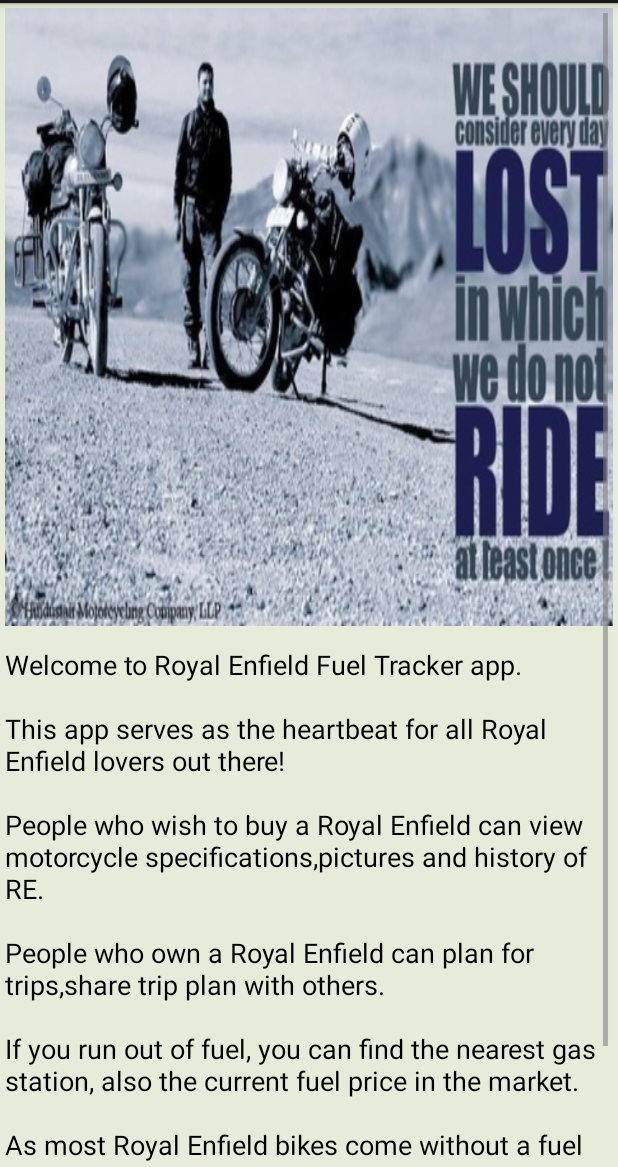
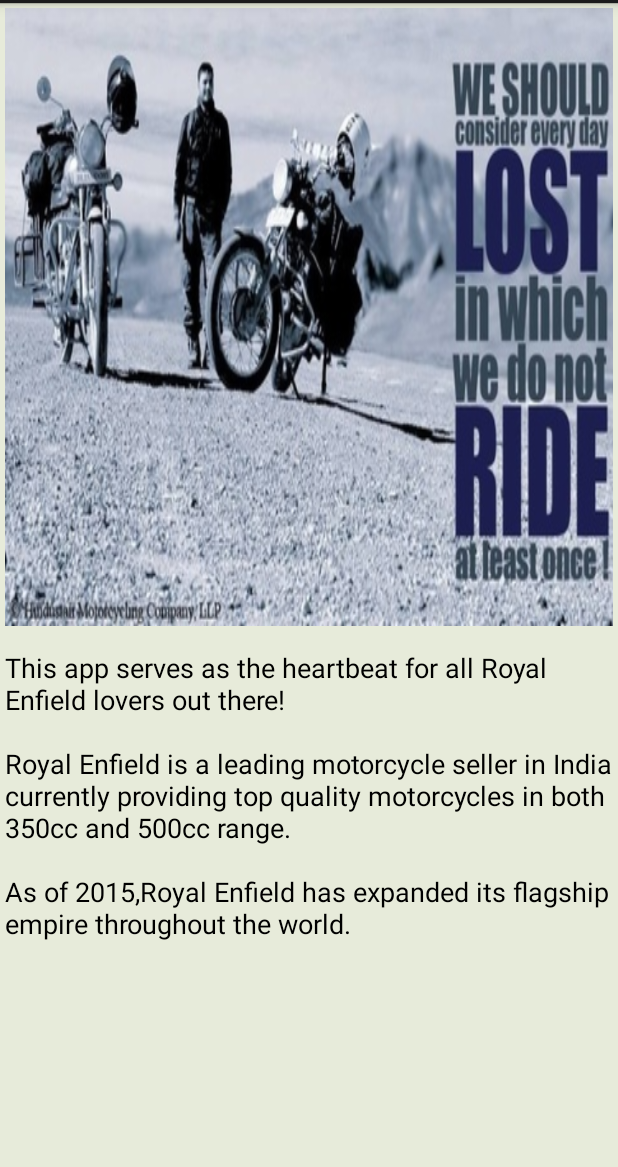
Before and after one commit to sairam1592/RoyalEnfieldFT, an Android app: the fragment AboutFragment shown on its own in the app's theme, on a phone screen of 412 x 824 dp, the part 69-1236 px from its top. Run offline under Robolectric (Android 15) with nearby library versions, the phone set to English and light mode, and no system bars.

Commit message:
UI tweaked and made more friendlier
About fragment changed totally. Minor alignment adjustments made. Clear
all trip details code added in ViewMyTrips class.

```diff
--- a/app/build.gradle
+++ b/app/build.gradle
@@ -8,8 +8,8 @@
         applicationId "com.reft.admin.royalenfield"
         minSdkVersion 14
         targetSdkVersion 21
-        versionCode 2
-        versionName "1.1"
+        versionCode 4
+        versionName "1.3"
     }
     buildTypes {
         release {
--- a/app/src/main/java/com/reft/admin/royalenfield/fragments/AboutFragment.java
+++ b/app/src/main/java/com/reft/admin/royalenfield/fragments/AboutFragment.java
@@ -6,6 +6,7 @@
 
 import android.app.Fragment;
 import android.content.res.TypedArray;
+import android.graphics.Color;
 import android.graphics.Point;
 import android.os.Bundle;
 import android.os.Handler;
@@ -21,6 +22,8 @@
 
 import com.reft.admin.royalenfield.R;
 
+import org.w3c.dom.Text;
+
 
 public class AboutFragment extends Fragment {
 
@@ -29,11 +32,11 @@
 
     Handler handler;
     Runnable runnable;
-    TextView about;
-    ViewFlipper flipper;
+    ViewFlipper flipper1, flipper2;
     TypedArray bikeApp;
     ScreenResolution screenRes;
-    RelativeLayout.LayoutParams params;
+    RelativeLayout.LayoutParams params1, params2;
+    String[] message;
 
 
     @Override
@@ -41,28 +44,48 @@
                              Bundle savedInstanceState) {
         screenRes = deviceDimensions();
         //Log.i("Height width", "Width:" + screenRes.width + "Height:" + screenRes.height);
-        params = new RelativeLayout.LayoutParams(screenRes.width, screenRes.height / 2);
-
+        params1 = new RelativeLayout.LayoutParams(screenRes.width, screenRes.height / 2);
+        params2 = new RelativeLayout.LayoutParams(screenRes.width, 500);
         View rootView = inflater.inflate(R.layout.fragment_about, container, false);
-        about = (TextView) rootView.findViewById(R.id.textView_abt);
-        flipper = (ViewFlipper) rootView.findViewById(R.id.flipper1);
+        message = getResources().getStringArray(R.array.textMessage);
+        flipper1 = (ViewFlipper) rootView.findViewById(R.id.flipper1);
+        flipper2 = (ViewFlipper) rootView.findViewById(R.id.flipper2);
         bikeApp = getResources().obtainTypedArray(R.array.AppOpen);
         System.out.println(bikeApp.length());
         timer1();
+        timer2();
         runnable = new Runnable() {
 
             public void run() {
-                handler.postDelayed(runnable, 3000);
-                flipper.showNext();
+                handler.postDelayed(runnable, 4000);
+                flipper1.showNext();
+                flipper2.showNext();
             }
         };
         handler = new Handler();
         handler.postDelayed(runnable, 500);
 
-        setTextView();
         return rootView;
     }
 
+
+    public void timer2() {
+        for (int i = 0; i < message.length; i++) {
+            setFlipperText(message[i]);
+        }
+    }
+
+    public void setFlipperText(String abtMsg) {
+        TextView msg = new TextView(getActivity());
+        params2.addRule(RelativeLayout.CENTER_IN_PARENT);
+        params2.addRule(RelativeLayout.CENTER_HORIZONTAL);
+        msg.setLayoutParams(params2);
+        msg.setTextSize(18);
+        msg.setTextColor(Color.BLUE);
+        msg.setTextAppearance(getActivity(), android.R.style.TextAppearance_Medium);
+        msg.setText(abtMsg);
+        flipper2.addView(msg);
+    }
 
     public void timer1() {
         for (int i = 0; i < bikeApp.length(); i++) {
@@ -73,25 +96,12 @@
     private void setFlipperImage(int res) {
         //Log.i("Set Filpper Called", res + "");
         ImageView image = new ImageView(getActivity());
-        params.addRule(RelativeLayout.CENTER_IN_PARENT);
-        params.addRule(RelativeLayout.CENTER_HORIZONTAL);
+        params1.addRule(RelativeLayout.CENTER_IN_PARENT);
+        params1.addRule(RelativeLayout.CENTER_HORIZONTAL);
         image.setScaleType(ImageView.ScaleType.CENTER);
-        image.setLayoutParams(params);
+        image.setLayoutParams(params1);
         image.setBackgroundResource(res);
-        flipper.addView(image);
-    }
-
-    public void setTextView() {
-        StringBuilder sb = new StringBuilder();
-        sb.append("Welcome to Royal Enfield Fuel Tracker app.\n");
-        sb.append("\nThis app serves as the heartbeat for all Royal Enfield lovers out there!\n");
-        sb.append("\nPeople who wish to buy a Royal Enfield can view motorcycle specifications,pictures and history of RE.\n");
-        sb.append("\nPeople who own a Royal Enfield can plan for trips,share trip plan with others.\n");
-        sb.append("\nIf you run out of fuel, you can find the nearest gas station, also the current fuel price in the market.\n");
-        sb.append("\nAs most Royal Enfield bikes come without a fuel indicator, the important feature in this app is to compute the amount of fuel required to travel.\n");
-        sb.append("\nHappy Riding! Thump it up...");
-        //sb.append("\n\nNote: This is not the official Android app of RoyalEnfield (Eicher Motors).\n");
-        about.setText(sb.toString());
+        flipper1.addView(image);
     }
 
     private class ScreenResolution {
--- a/app/src/main/res/layout/fragment_about.xml
+++ b/app/src/main/res/layout/fragment_about.xml
@@ -1,15 +1,16 @@
 <?xml version="1.0" encoding="utf-8"?>
 <ScrollView xmlns:android="http://schemas.android.com/apk/res/android"
     android:layout_width="fill_parent"
-    android:layout_height="wrap_content"
+    android:layout_height="fill_parent"
+    android:background="#E7EBDA"
     android:fillViewport="false"
     android:orientation="vertical"
-    android:padding="3dp"
-    android:background="#E7EBDA">
+    android:padding="3dp">
 
     <RelativeLayout xmlns:android="http://schemas.android.com/apk/res/android"
         android:layout_width="match_parent"
         android:layout_height="match_parent"
+        android:background="#E7EBDA"
         android:orientation="vertical">
 
 
@@ -21,14 +22,16 @@
             android:inAnimation="@anim/slide_in_right"
             android:outAnimation="@anim/slide_out_left"></ViewFlipper>
 
-        <TextView
-            android:id="@+id/textView_abt"
+        <ViewFlipper
+            android:id="@+id/flipper2"
             android:layout_width="fill_parent"
             android:layout_height="wrap_content"
             android:layout_below="@+id/flipper1"
-            android:layout_marginTop="13dp"
-            android:text="@string/sample_text"
-            android:textAppearance="?android:attr/textAppearanceMedium" />
+            android:layout_marginTop="15dp"
+            android:flipInterval="3000"
+            android:inAnimation="@anim/slide_in_right"
+            android:outAnimation="@anim/slide_out_left"></ViewFlipper>
+
 
     </RelativeLayout>
 </ScrollView>
--- a/app/src/main/res/layout/tab_frag_tofrom.xml
+++ b/app/src/main/res/layout/tab_frag_tofrom.xml
@@ -18,7 +18,7 @@
             android:layout_height="90dp"
             android:layout_alignParentTop="true"
             android:scaleType="centerInside"
-            android:src="@drawable/maps" />
+            android:src="@drawable/bike_logo" />
 
 
         <RelativeLayout
--- a/app/src/main/res/values/strings.xml
+++ b/app/src/main/res/values/strings.xml
@@ -49,10 +49,11 @@
     <string name="action_example">Ex action</string>
     <string name="action_fuelprice">Check Fuel Price</string>
     <string name="action_tell">Tell A Friend</string>
-    <string name="action_dev">Dev Details</string>
+    <string name="action_dev">App Info</string>
     <string name="action_settings">Settings</string>
     <string name="action_back">Back</string>
     <string name="action_share">Share</string>
+    <string name="action_clear">Clear All</string>
 
     <string-array name="bikeName">
         <item>Standard Bullet 350</item>
@@ -291,4 +292,16 @@
         <item>Price: 2.09 lakh(Approx.)</item>
     </array>
 
+
+    <string-array name="textMessage">
+        <item>Welcome to Royal Enfield Fuel Tracker app.\nThis app provides basic information about \n\n * Royal Enfields rich history\n\n * Motorcycle collections\n\n * Motorcycle specifications\n\nfor users information...</item>
+        <item>This app serves as the heartbeat for all Royal Enfield lovers out there!\n\nRoyal Enfield is a leading motorcycle seller in India currently providing top quality motorcycles in both 350cc and 500cc range.\n\nAs of 2015,Royal Enfield has expanded its flagship empire throughout the world.</item>
+        <item>People who wish to buy a Royal Enfield can \n\n * View exquisite motorcycle available with Royal Enfield\n\n * Check out each motorcycles in different angles\n\n * Individual Motorcycle specifications</item>
+        <item>People who own a Royal Enfield can \n\n * Plan for trips\n\n * Share trip plan with mates\n\n * View directions of their trip in Google Maps.</item>
+        <item>If you run out of fuel, you can \n\n * Find the nearest gas station\n\n * Also get to know updated fuel price in the market.</item>
+        <item>As most Royal Enfield bikes come without a fuel indicator, the important feature in this app is to compute the amount of fuel required to travel\n\nFor every Royal Enfield owners, monitoring fuel consumption is pretty hard as 350cc/500cc bikes consume more fuel.</item>
+        <item>Our beloved users will be provided with latest updates happening in Royal Enfield.\n\nUsers will be able to receive important notifications about events taking place within the Royal Enfield community every now and then.</item>
+        <item>Happy Riding! Thump it up...</item>
+    </string-array>
+
 </resources>
```
Also changed, not shown: app/src/main/java/com/reft/admin/royalenfield/fragments/ExpandableListItem.java (+3 -5 lines), app/src/main/java/com/reft/admin/royalenfield/fragments/ViewTripDetails.java (+44 -2 lines), app/src/main/res/menu/viewtrip_menu.xml (added, +12 -0 lines), app/src/main/res/drawable/bike_logo.png (added), app/src/main/res/drawable/bike_logonew.png (added).
